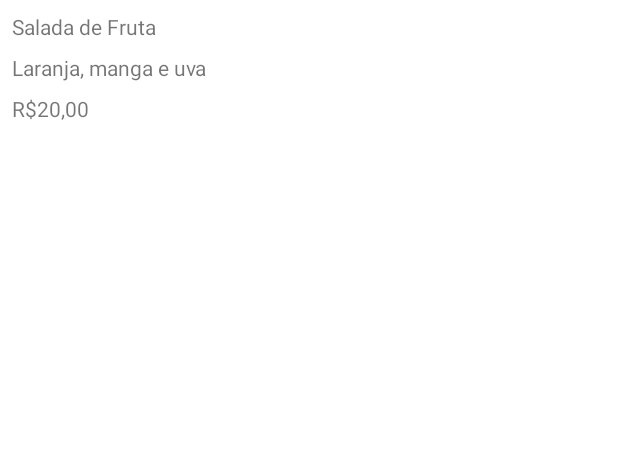
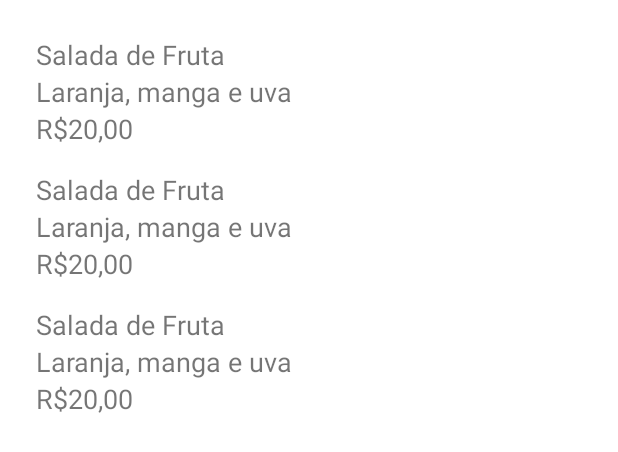
Before and after one commit to FerreirinhaJean/app-orgs, an Android app: the layout activity_main.xml on its own in the app's theme, with its tools: preview values and no code run, on a phone screen of 412 x 824 dp. Shown: the top 452 px of the screen. Run offline under Robolectric (Android 15) with nearby library versions, the phone set to English and light mode, and no system bars.

Commit message:
Adicionado RecyclerView

```diff
--- a/app/src/main/java/br/com/jean/orgs/MainActivity.kt
+++ b/app/src/main/java/br/com/jean/orgs/MainActivity.kt
@@ -7,8 +7,15 @@ class MainActivity : Activity() {
 
     override fun onCreate(savedInstanceState: Bundle?) {
         super.onCreate(savedInstanceState)
+        setContentView(R.layout.activity_main)
 
-        setContentView(R.layout.activity_main)
+//        val tvNomeProduto: TextView = findViewById(R.id.tvNomeProduto)
+//        val tvDescricaoProduto: TextView = findViewById(R.id.tvDescricaoProduto)
+//        val tvPrecoProduto: TextView = findViewById(R.id.tvPrecoProduto)
+//
+//        tvNomeProduto.text = "Cesta de Frutas"
+//        tvDescricaoProduto.text = "Uva, abacaxi e banana"
+//        tvPrecoProduto.text = "R$ 20,00"
     }
 
 }
--- a/app/src/main/res/layout/activity_main.xml
+++ b/app/src/main/res/layout/activity_main.xml
@@ -5,38 +5,15 @@
     android:layout_width="match_parent"
     android:layout_height="match_parent">
 
-    <TextView
-        android:id="@+id/tvNomeProduto"
+    <androidx.recyclerview.widget.RecyclerView
+        android:id="@+id/rvListaProdutos"
         android:layout_width="match_parent"
-        android:layout_height="wrap_content"
-        android:layout_marginLeft="8dp"
-        android:layout_marginTop="8dp"
-        android:text="Salada de Fruta"
+        android:layout_height="match_parent"
+        android:layout_margin="8dp"
+        app:layout_constraintBottom_toTopOf="parent"
         app:layout_constraintEnd_toEndOf="parent"
         app:layout_constraintStart_toStartOf="parent"
-        app:layout_constraintTop_toTopOf="parent" />
-
-    <TextView
-        android:id="@+id/tvDescricaoProduto"
-        android:layout_width="match_parent"
-        android:layout_height="wrap_content"
-        android:layout_marginLeft="8dp"
-        android:layout_marginTop="8dp"
-        android:text="Laranja, manga e uva"
-        app:layout_constraintEnd_toEndOf="parent"
-        app:layout_constraintStart_toStartOf="parent"
-        app:layout_constraintTop_toBottomOf="@+id/tvNomeProduto" />
-
-    <TextView
-        android:id="@+id/tvPrecoProduto"
-        android:layout_width="match_parent"
-        android:layout_height="wrap_content"
-        android:layout_marginLeft="8dp"
-        android:layout_marginTop="8dp"
-        android:text="R$20,00"
-        app:layout_constraintEnd_toEndOf="parent"
-        app:layout_constraintStart_toStartOf="parent"
-        app:layout_constraintTop_toBottomOf="@id/tvDescricaoProduto" />
-
+        app:layout_constraintTop_toTopOf="parent"
+        tools:listitem="@layout/produto_item" />
 
 </androidx.constraintlayout.widget.ConstraintLayout>
--- /dev/null
+++ b/app/src/main/res/layout/produto_item.xml
@@ -0,0 +1,45 @@
+<?xml version="1.0" encoding="utf-8"?>
+<androidx.constraintlayout.widget.ConstraintLayout
+    xmlns:android="http://schemas.android.com/apk/res/android"
+    xmlns:app="http://schemas.android.com/apk/res-auto"
+    xmlns:tools="http://schemas.android.com/tools"
+    android:layout_width="match_parent"
+    android:layout_height="wrap_content">
+
+    <TextView
+        android:id="@+id/tvNomeProduto"
+        android:layout_width="match_parent"
+        android:layout_height="wrap_content"
+        android:layout_margin="16dp"
+        android:textSize="18sp"
+        app:layout_constraintEnd_toEndOf="parent"
+        app:layout_constraintStart_toStartOf="parent"
+        app:layout_constraintTop_toTopOf="parent"
+        tools:text="Salada de Fruta" />
+
+    <TextView
+        android:id="@+id/tvDescricaoProduto"
+        android:layout_width="match_parent"
+        android:layout_height="wrap_content"
+        android:layout_marginStart="16dp"
+        android:layout_marginEnd="16dp"
+        android:textSize="18sp"
+        app:layout_constraintEnd_toEndOf="parent"
+        app:layout_constraintStart_toStartOf="parent"
+        app:layout_constraintTop_toBottomOf="@+id/tvNomeProduto"
+        tools:text="Laranja, manga e uva" />
+
+    <TextView
+        android:id="@+id/tvPrecoProduto"
+        android:layout_width="match_parent"
+        android:layout_height="wrap_content"
+        android:layout_marginStart="16dp"
+        android:layout_marginEnd="16dp"
+        android:textSize="18sp"
+        app:layout_constraintEnd_toEndOf="parent"
+        app:layout_constraintStart_toStartOf="parent"
+        app:layout_constraintTop_toBottomOf="@id/tvDescricaoProduto"
+        tools:text="R$20,00" />
+
+
+</androidx.constraintlayout.widget.ConstraintLayout>
```
